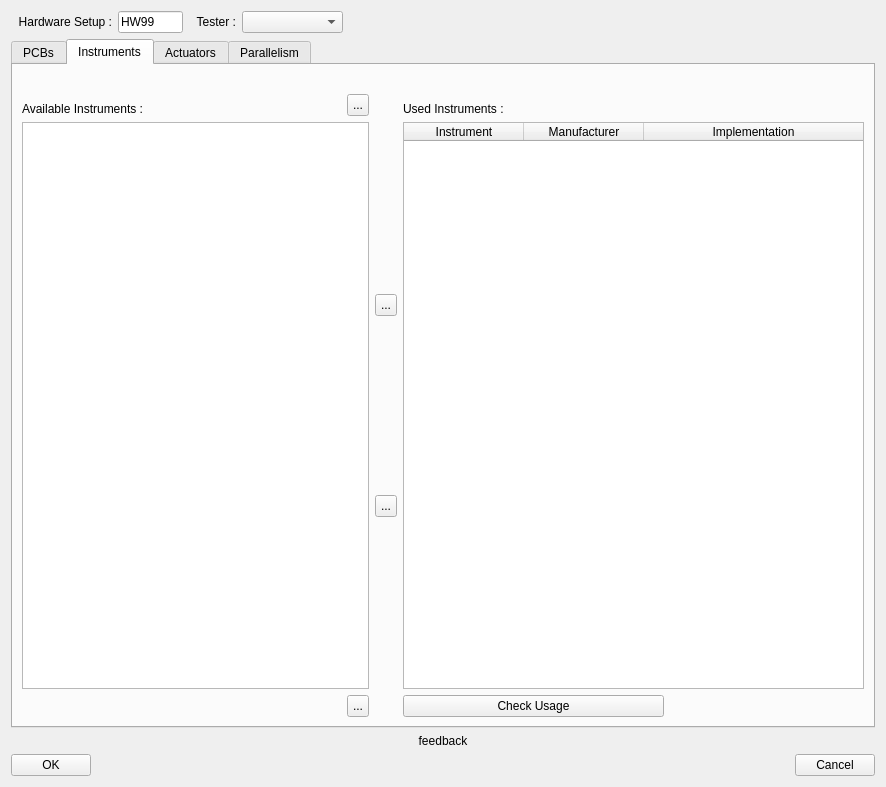
This is ATE/spyder/widgets/actions_on/hardwaresetup/HardwareWizard.ui in Semi-ATE/Semi-ATE as Qt 5 draws it before an edit. The edited form follows.
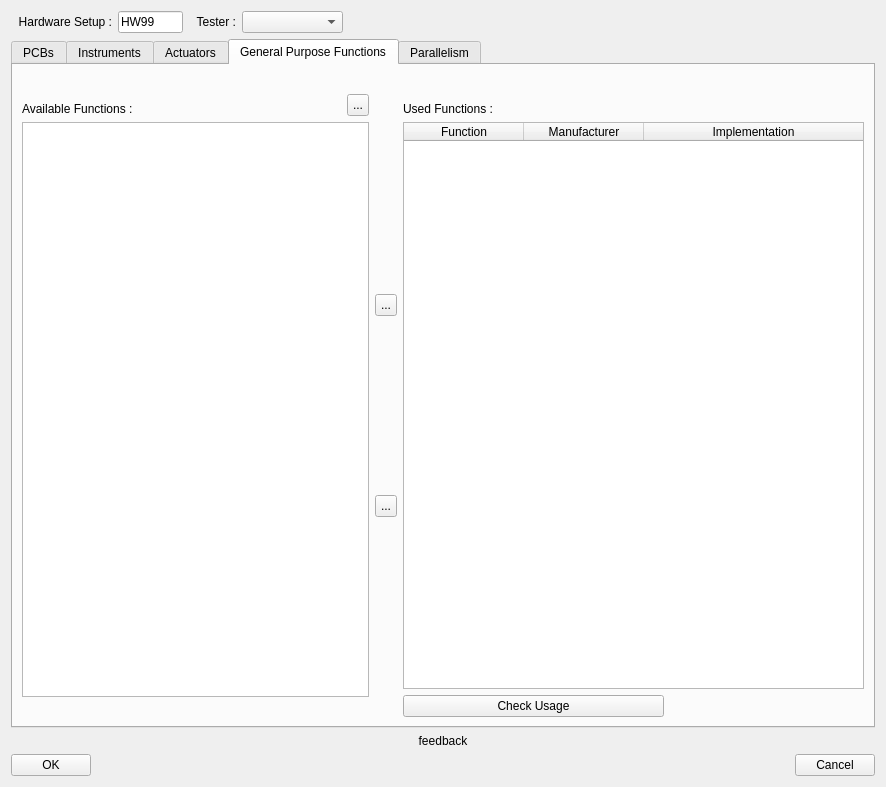
This is the edited form.

```diff
--- a/ATE/spyder/widgets/actions_on/hardwaresetup/HardwareWizard.ui
+++ b/ATE/spyder/widgets/actions_on/hardwaresetup/HardwareWizard.ui
@@ -187,7 +187,7 @@
         </size>
        </property>
        <property name="currentIndex">
-        <number>1</number>
+        <number>3</number>
        </property>
        <widget class="QWidget" name="pcbsTab">
         <attribute name="title">
@@ -1785,6 +1785,398 @@
          </item>
         </layout>
        </widget>
+       <widget class="QWidget" name="generalPurposeFunctionTab">
+        <attribute name="title">
+         <string>General Purpose Functions</string>
+        </attribute>
+        <layout class="QGridLayout" name="gridLayout">
+         <item row="0" column="0">
+          <layout class="QVBoxLayout" name="verticalLayout_10">
+           <item>
+            <layout class="QHBoxLayout" name="testerLayout">
+             <item>
+              <spacer name="horizontalSpacer_6">
+               <property name="orientation">
+                <enum>Qt::Horizontal</enum>
+               </property>
+               <property name="sizeHint" stdset="0">
+                <size>
+                 <width>40</width>
+                 <height>20</height>
+                </size>
+               </property>
+              </spacer>
+             </item>
+            </layout>
+           </item>
+           <item>
+            <layout class="QHBoxLayout" name="horizontalLayout_8">
+             <item>
+              <layout class="QVBoxLayout" name="availableInstrumentsLayout">
+               <item>
+                <layout class="QHBoxLayout" name="availableLayout">
+                 <item>
+                  <widget class="QLabel" name="availableInstrumentsLabel">
+                   <property name="sizePolicy">
+                    <sizepolicy hsizetype="Preferred" vsizetype="Fixed">
+                     <horstretch>0</horstretch>
+                     <verstretch>0</verstretch>
+                    </sizepolicy>
+                   </property>
+                   <property name="minimumSize">
+                    <size>
+                     <width>0</width>
+                     <height>22</height>
+                    </size>
+                   </property>
+                   <property name="maximumSize">
+                    <size>
+                     <width>16777215</width>
+                     <height>22</height>
+                    </size>
+                   </property>
+                   <property name="text">
+                    <string>Available Functions :</string>
+                   </property>
+                   <property name="alignment">
+                    <set>Qt::AlignBottom|Qt::AlignLeading|Qt::AlignLeft</set>
+                   </property>
+                  </widget>
+                 </item>
+                 <item>
+                  <spacer name="horizontalSpacer_7">
+                   <property name="orientation">
+                    <enum>Qt::Horizontal</enum>
+                   </property>
+                   <property name="sizeHint" stdset="0">
+                    <size>
+                     <width>0</width>
+                     <height>22</height>
+                    </size>
+                   </property>
+                  </spacer>
+                 </item>
+                 <item>
+                  <widget class="QToolButton" name="expand">
+                   <property name="minimumSize">
+                    <size>
+                     <width>22</width>
+                     <height>22</height>
+                    </size>
+                   </property>
+                   <property name="maximumSize">
+                    <size>
+                     <width>22</width>
+                     <height>22</height>
+                    </size>
+                   </property>
+                   <property name="text">
+                    <string>...</string>
+                   </property>
+                   <property name="checkable">
+                    <bool>false</bool>
+                   </property>
+                  </widget>
+                 </item>
+                </layout>
+               </item>
+               <item>
+                <widget class="QTreeWidget" name="availableFunctions">
+                 <property name="editTriggers">
+                  <set>QAbstractItemView::SelectedClicked</set>
+                 </property>
+                 <property name="selectionMode">
+                  <enum>QAbstractItemView::ExtendedSelection</enum>
+                 </property>
+                 <property name="headerHidden">
+                  <bool>true</bool>
+                 </property>
+                 <column>
+                  <property name="text">
+                   <string>1</string>
+                  </property>
+                 </column>
+                </widget>
+               </item>
+               <item>
+                <layout class="QHBoxLayout" name="collapseLayout">
+                 <item>
+                  <spacer name="horizontalSpacer_9">
+                   <property name="orientation">
+                    <enum>Qt::Horizontal</enum>
+                   </property>
+                   <property name="sizeHint" stdset="0">
+                    <size>
+                     <width>40</width>
+                     <height>20</height>
+                    </size>
+                   </property>
+                  </spacer>
+                 </item>
+                </layout>
+               </item>
+              </layout>
+             </item>
+             <item>
+              <layout class="QVBoxLayout" name="addRemoveLayout">
+               <item>
+                <widget class="QLabel" name="label_11">
+                 <property name="sizePolicy">
+                  <sizepolicy hsizetype="Fixed" vsizetype="Fixed">
+                   <horstretch>0</horstretch>
+                   <verstretch>0</verstretch>
+                  </sizepolicy>
+                 </property>
+                 <property name="minimumSize">
+                  <size>
+                   <width>22</width>
+                   <height>22</height>
+                  </size>
+                 </property>
+                 <property name="maximumSize">
+                  <size>
+                   <width>22</width>
+                   <height>22</height>
+                  </size>
+                 </property>
+                 <property name="text">
+                  <string/>
+                 </property>
+                </widget>
+               </item>
+               <item>
+                <spacer name="verticalSpacer_5">
+                 <property name="orientation">
+                  <enum>Qt::Vertical</enum>
+                 </property>
+                 <property name="sizeHint" stdset="0">
+                  <size>
+                   <width>20</width>
+                   <height>40</height>
+                  </size>
+                 </property>
+                </spacer>
+               </item>
+               <item>
+                <widget class="QToolButton" name="addGPFunction">
+                 <property name="minimumSize">
+                  <size>
+                   <width>22</width>
+                   <height>22</height>
+                  </size>
+                 </property>
+                 <property name="maximumSize">
+                  <size>
+                   <width>22</width>
+                   <height>22</height>
+                  </size>
+                 </property>
+                 <property name="text">
+                  <string>...</string>
+                 </property>
+                 <property name="checkable">
+                  <bool>false</bool>
+                 </property>
+                </widget>
+               </item>
+               <item>
+                <spacer name="verticalSpacer_6">
+                 <property name="orientation">
+                  <enum>Qt::Vertical</enum>
+                 </property>
+                 <property name="sizeHint" stdset="0">
+                  <size>
+                   <width>20</width>
+                   <height>40</height>
+                  </size>
+                 </property>
+                </spacer>
+               </item>
+               <item>
+                <widget class="QToolButton" name="removeGPFunction">
+                 <property name="minimumSize">
+                  <size>
+                   <width>22</width>
+                   <height>22</height>
+                  </size>
+                 </property>
+                 <property name="maximumSize">
+                  <size>
+                   <width>22</width>
+                   <height>22</height>
+                  </size>
+                 </property>
+                 <property name="text">
+                  <string>...</string>
+                 </property>
+                 <property name="checkable">
+                  <bool>false</bool>
+                 </property>
+                </widget>
+               </item>
+               <item>
+                <spacer name="verticalSpacer_7">
+                 <property name="orientation">
+                  <enum>Qt::Vertical</enum>
+                 </property>
+                 <property name="sizeHint" stdset="0">
+                  <size>
+                   <width>20</width>
+                   <height>40</height>
+                  </size>
+                 </property>
+                </spacer>
+               </item>
+               <item>
+                <widget class="QLabel" name="label_19">
+                 <property name="sizePolicy">
+                  <sizepolicy hsizetype="Fixed" vsizetype="Fixed">
+                   <horstretch>0</horstretch>
+                   <verstretch>0</verstretch>
+                  </sizepolicy>
+                 </property>
+                 <property name="minimumSize">
+                  <size>
+                   <width>22</width>
+                   <height>22</height>
+                  </size>
+                 </property>
+                 <property name="maximumSize">
+                  <size>
+                   <width>22</width>
+                   <height>22</height>
+                  </size>
+                 </property>
+                 <property name="text">
+                  <string/>
+                 </property>
+                </widget>
+               </item>
+              </layout>
+             </item>
+             <item>
+              <layout class="QVBoxLayout" name="verticalLayout_8">
+               <item>
+                <layout class="QHBoxLayout" name="horizontalLayout_6">
+                 <item>
+                  <widget class="QLabel" name="usedInstrumentsLabel">
+                   <property name="sizePolicy">
+                    <sizepolicy hsizetype="Preferred" vsizetype="Fixed">
+                     <horstretch>0</horstretch>
+                     <verstretch>0</verstretch>
+                    </sizepolicy>
+                   </property>
+                   <property name="minimumSize">
+                    <size>
+                     <width>0</width>
+                     <height>22</height>
+                    </size>
+                   </property>
+                   <property name="maximumSize">
+                    <size>
+                     <width>16777215</width>
+                     <height>22</height>
+                    </size>
+                   </property>
+                   <property name="text">
+                    <string>Used Functions :</string>
+                   </property>
+                   <property name="alignment">
+                    <set>Qt::AlignBottom|Qt::AlignLeading|Qt::AlignLeft</set>
+                   </property>
+                  </widget>
+                 </item>
+                 <item>
+                  <spacer name="horizontalSpacer_8">
+                   <property name="orientation">
+                    <enum>Qt::Horizontal</enum>
+                   </property>
+                   <property name="sizeHint" stdset="0">
+                    <size>
+                     <width>13</width>
+                     <height>22</height>
+                    </size>
+                   </property>
+                  </spacer>
+                 </item>
+                </layout>
+               </item>
+               <item>
+                <widget class="QTableWidget" name="usedFunctions">
+                 <property name="sizeAdjustPolicy">
+                  <enum>QAbstractScrollArea::AdjustToContents</enum>
+                 </property>
+                 <property name="selectionMode">
+                  <enum>QAbstractItemView::SingleSelection</enum>
+                 </property>
+                 <property name="selectionBehavior">
+                  <enum>QAbstractItemView::SelectRows</enum>
+                 </property>
+                 <property name="showGrid">
+                  <bool>true</bool>
+                 </property>
+                 <attribute name="horizontalHeaderDefaultSectionSize">
+                  <number>120</number>
+                 </attribute>
+                 <attribute name="horizontalHeaderMinimumSectionSize">
+                  <number>120</number>
+                 </attribute>
+                 <attribute name="horizontalHeaderStretchLastSection">
+                  <bool>true</bool>
+                 </attribute>
+                 <attribute name="verticalHeaderVisible">
+                  <bool>false</bool>
+                 </attribute>
+                 <attribute name="verticalHeaderStretchLastSection">
+                  <bool>false</bool>
+                 </attribute>
+                 <column>
+                  <property name="text">
+                   <string>Function</string>
+                  </property>
+                 </column>
+                 <column>
+                  <property name="text">
+                   <string>Manufacturer</string>
+                  </property>
+                 </column>
+                 <column>
+                  <property name="text">
+                   <string>Implementation</string>
+                  </property>
+                 </column>
+                </widget>
+               </item>
+               <item>
+                <widget class="QPushButton" name="checkInstruments">
+                 <property name="minimumSize">
+                  <size>
+                   <width>141</width>
+                   <height>22</height>
+                  </size>
+                 </property>
+                 <property name="maximumSize">
+                  <size>
+                   <width>261</width>
+                   <height>22</height>
+                  </size>
+                 </property>
+                 <property name="text">
+                  <string>Check Usage</string>
+                 </property>
+                 <property name="autoDefault">
+                  <bool>false</bool>
+                 </property>
+                </widget>
+               </item>
+              </layout>
+             </item>
+            </layout>
+           </item>
+          </layout>
+         </item>
+        </layout>
+       </widget>
        <widget class="QWidget" name="parallelismTab">
         <attribute name="title">
          <string>Parallelism</string>
```
